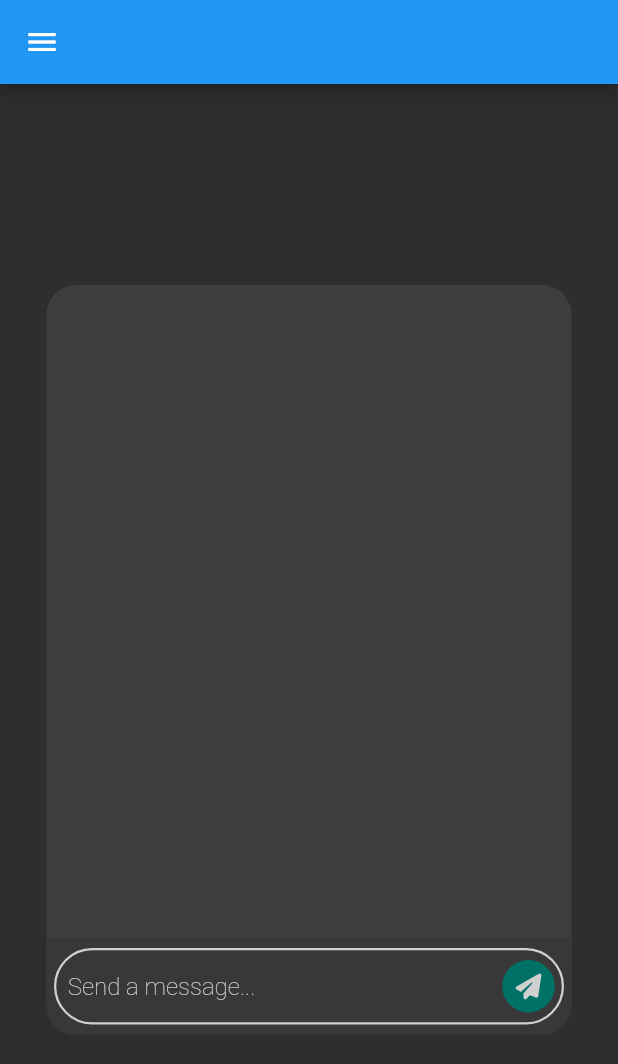
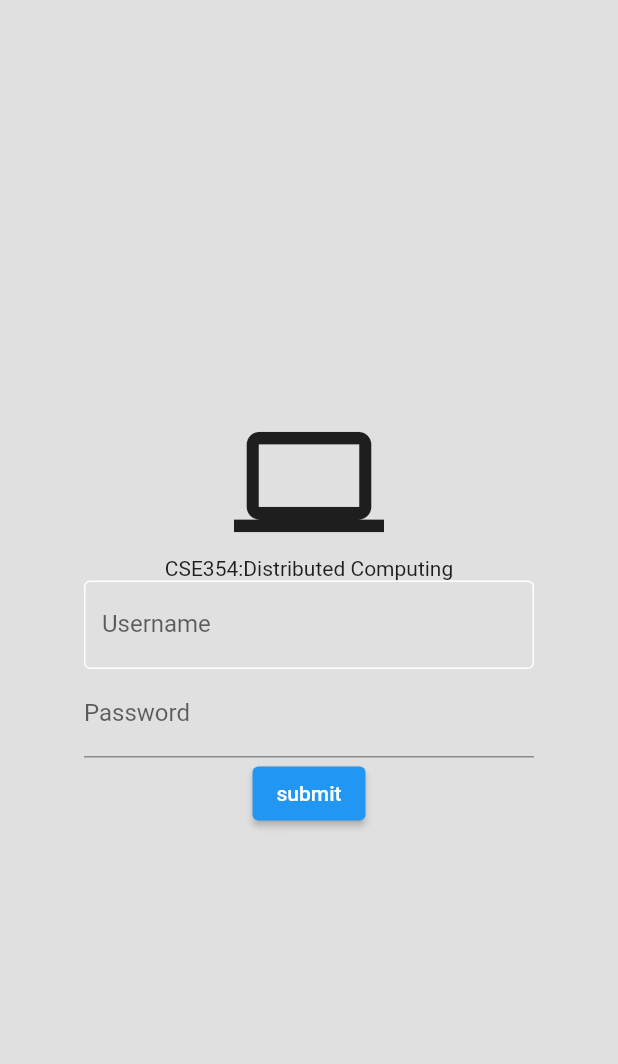
Before and after one commit to ahmednoaman-git/CSE354-Distributed-Computing-Project, a Flutter app: the screen it shows after launch, on a phone screen of 412 x 824 dp. Shown: the top 1064 px of the screen. Run offline on Flutter 3.47's test engine with Material 2 defaults, Android fonts, the light colour scheme and no system bars; our stand-ins replace font_awesome_flutter.

Commit message:
Setup the backend server with nodeJS and started working on the login & register pages

```diff
--- a/lib/classes/message.dart
+++ b/lib/classes/message.dart
@@ -15,6 +15,6 @@ class Message {
     required this.private,
     required this.content
   }) {
-    outgoingMessage = from.name == Config.currentPlayer.name;
+    outgoingMessage = from.playerID == Config.currentPlayer.playerID;
   }
 }
--- a/lib/classes/player.dart
+++ b/lib/classes/player.dart
@@ -1,9 +1,14 @@
 class Player {
-  String name;
-  String? car;
-  String? imgUrl;
+  String playerID;
+  String userName;
+  String password;
+  bool? connected;
+  String? lastSeen;
+
 
   Player({
-    required this.name
+    required this.playerID,
+    required this.userName,
+    required this.password
   });
 }
--- a/lib/components/chatbox/chatbox.dart
+++ b/lib/components/chatbox/chatbox.dart
@@ -1,5 +1,7 @@
 // ignore_for_file: depend_on_referenced_packages
 
+import 'package:distributed_computing_project/backend/api/api_client.dart';
+import 'package:distributed_computing_project/classes/colors.dart';
 import 'package:distributed_computing_project/components/chatbox/messagebubble.dart';
 import 'package:distributed_computing_project/config.dart';
 import 'package:flutter/material.dart';
@@ -12,12 +14,12 @@ List<Message> messages = [];
 
 class ChatBox extends StatefulWidget {
   const ChatBox({Key? key}) : super(key: key);
-
   @override
   State<ChatBox> createState() => _ChatBoxState();
 }
 
 class _ChatBoxState extends State<ChatBox> {
+  final ApiClient serverApi = ApiClient('http://localhost:3000');
   TextEditingController messageInputController = TextEditingController();
   ScrollController scrollController = ScrollController();
 
@@ -28,7 +30,7 @@ class _ChatBoxState extends State<ChatBox> {
       height: 500,
       decoration: BoxDecoration(
         borderRadius: BorderRadius.circular(20),
-        color: const Color(0xFF3E3E3E)
+        color: AppColors.containerBackground
       ),
       child: Column(
         children: [
@@ -64,7 +66,7 @@ class _ChatBoxState extends State<ChatBox> {
             width: 350,
             height: 500-435,
             decoration: const BoxDecoration(
-              color: Color(0xFF383838),
+              color: AppColors.containerBackgroundDarker,
               borderRadius: BorderRadius.only(bottomLeft: Radius.circular(20), bottomRight: Radius.circular(20))
             ),
             child: Center(
@@ -72,7 +74,7 @@ class _ChatBoxState extends State<ChatBox> {
                 margin: const EdgeInsets.only(left: 5, right: 5),
                 decoration: BoxDecoration(
                   border: Border.all(
-                    color: const Color(0xFFD0D0D0),
+                    color: AppColors.highlight,
                     width: 1.5
                   ),
                   borderRadius: BorderRadius.circular(40)
@@ -86,16 +88,16 @@ class _ChatBoxState extends State<ChatBox> {
                         controller: messageInputController,
                         decoration: const InputDecoration(
                           hintText: 'Send a message...',
-                          hintStyle: TextStyle(color: Color(0xFFD0D0D0), fontWeight: FontWeight.w100),
+                          hintStyle: TextStyle(color: AppColors.highlight, fontWeight: FontWeight.w100),
                           border: InputBorder.none,
                           constraints: BoxConstraints(
                             minWidth: 275,
                             maxWidth: 275
                           )
                         ),
-                        cursorColor: const Color(0xFFD0D0D0),
+                        cursorColor: AppColors.highlight,
                         style: const TextStyle(
-                          color: Color(0xFFD0D0D0)
+                          color: AppColors.highlight
                         ),
                         onSubmitted: (text) {
                           setState(() {
@@ -110,10 +112,10 @@ class _ChatBoxState extends State<ChatBox> {
                         width: 35,
                         height: 35,
                         decoration: BoxDecoration(
-                          color: const Color(0xFF007166),
+                          color: AppColors.accent,
                           borderRadius: BorderRadius.circular(20)
                         ),
-                        child: const Center(child: FaIcon(FontAwesomeIcons.solidPaperPlane, color: Color(0xFFD0D0D0), size: 17,)),
+                        child: const Center(child: FaIcon(FontAwesomeIcons.solidPaperPlane, color: AppColors.highlight, size: 17,)),
                       ),
                       onTap: () {
                         setState(() {
@@ -131,7 +133,7 @@ class _ChatBoxState extends State<ChatBox> {
     );
   }
 
-  void _addMessage() {
+  void _addMessage() async {
     if (messageInputController.text.isNotEmpty) {
       messages.add(
         Message(
@@ -149,5 +151,7 @@ class _ChatBoxState extends State<ChatBox> {
         );
       });
     }
+    List<dynamic>? players = await serverApi.get('/players');
+    print(players);
   }
 }
--- a/lib/config.dart
+++ b/lib/config.dart
@@ -1,5 +1,5 @@
 import 'package:distributed_computing_project/classes/player.dart';
 
 class Config {
-  static Player currentPlayer = Player(name: 'ahmed');
+  static Player currentPlayer = Player(playerID: '0', userName: '0', password: '0');
 }
--- a/lib/main.dart
+++ b/lib/main.dart
@@ -1,6 +1,6 @@
-import 'package:distributed_computing_project/pages/homepage.dart';
+import 'package:distributed_computing_project/pages/login.dart';
 import 'package:flutter/material.dart';
 
 void main() {
-  runApp(const HomePage());
+  runApp(const LogInPage());
 }
--- /dev/null
+++ b/lib/pages/login.dart
@@ -0,0 +1,52 @@
+import 'package:flutter/material.dart';
+
+class LogInPage extends StatelessWidget {
+  const LogInPage({Key? key}) : super(key: key);
+
+  @override
+  Widget build(BuildContext context) {
+    TextEditingController usernameController = TextEditingController();
+    TextEditingController passwordController = TextEditingController();
+    return MaterialApp(
+      home: Scaffold(
+        backgroundColor: Colors.grey[300],
+        body: Center(
+          child: Container(
+            width: 300,
+            height: 500,
+            child: Column(
+              mainAxisAlignment: MainAxisAlignment.center,
+              children: [
+                const Icon(Icons.computer, size:100),
+                const Text('CSE354:Distributed Computing'),
+                const TextField(
+                  decoration: InputDecoration(
+                    hintText: 'Username',
+                    labelText: 'Username',
+                    enabledBorder: OutlineInputBorder(
+                      borderSide: BorderSide(color: Colors.white)
+                    ),
+                    focusedBorder: OutlineInputBorder(
+                      borderSide: BorderSide(color: Colors.black)
+                    )
+                  ),
+                ),
+                const TextField(
+                  decoration: InputDecoration(
+                    labelText: 'Password'
+                  ),
+                ),
+                ElevatedButton(
+                  onPressed: () {
+
+                  },
+                  child: Text('submit'),
+                )
+              ],
+            ),
+          ),
+        ),
+      ),
+    );
+  }
+}
--- a/pubspec.yaml
+++ b/pubspec.yaml
@@ -19,7 +19,7 @@ publish_to: 'none' # Remove this line if you wish to publish to pub.dev
 version: 1.0.0+1
 
 environment:
-  sdk: '>=2.19.4 <3.0.0'
+  sdk: '>=2.19.0 <3.0.0'
 
 # Dependencies specify other packages that your package needs in order to work.
 # To automatically upgrade your package dependencies to the latest versions
@@ -30,6 +30,7 @@ environment:
 dependencies:
   flutter:
     sdk: flutter
+  http: ^0.13.6
 
 
   # The following adds the Cupertino Icons font to your application.
@@ -37,8 +38,6 @@ dependencies:
   cupertino_icons: ^1.0.2
 
 dev_dependencies:
-  flutter_test:
-    sdk: flutter
   font_awesome_flutter: ^10.4.0
 
   # The "flutter_lints" package below contains a set of recommended lints to
```
Also changed, not shown: lib/backend/api/api_client.dart (added, +44 -0 lines), lib/classes/colors.dart (added, +9 -0 lines), pubspec.lock, 2 other files.
